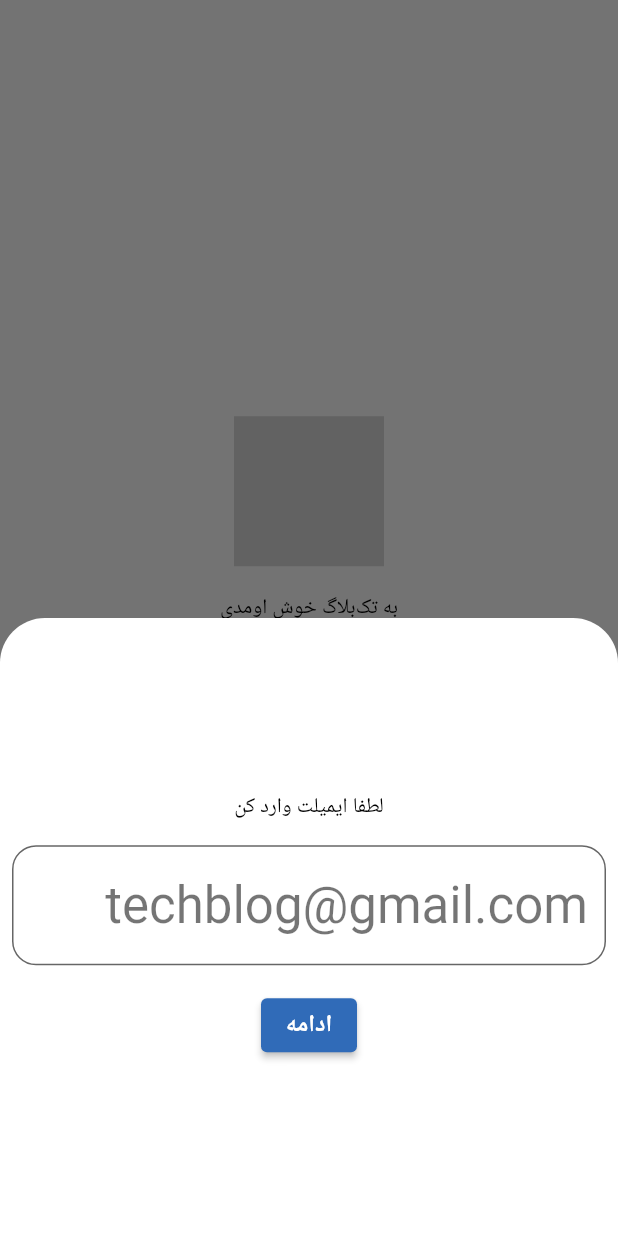
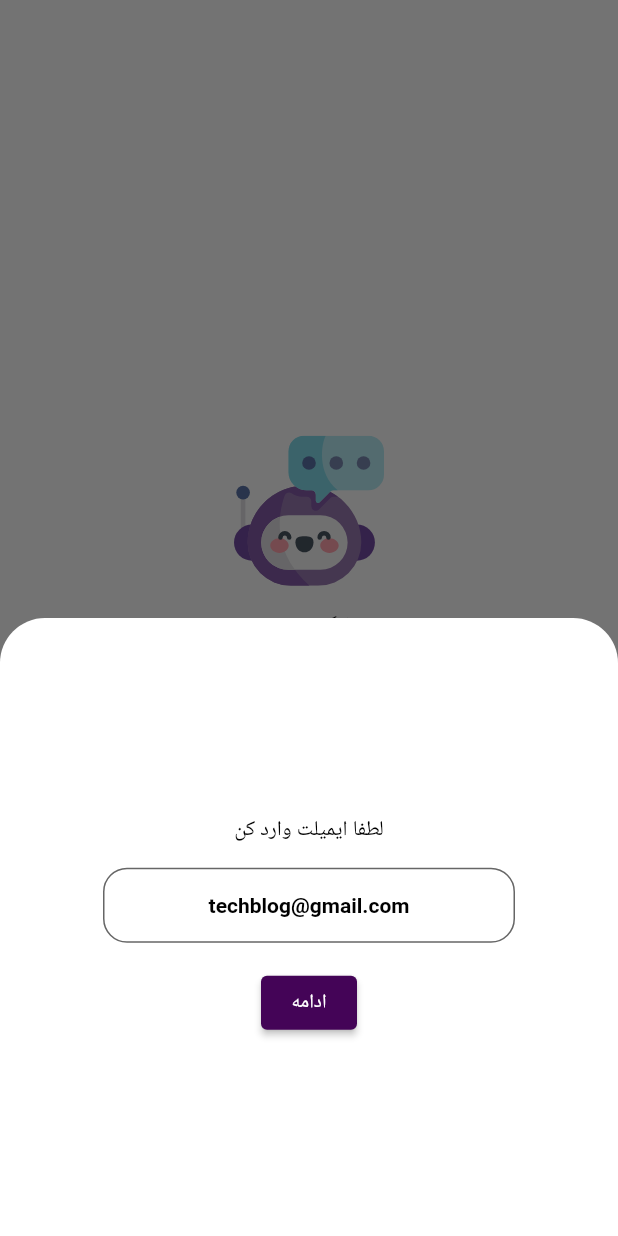
Before and after one commit to zahraaapz/Techblog, a Flutter app: the screen it shows after launch, item 2 of the bottom bar chosen, after a tap on "بزن بریم", on a phone screen of 412 x 824 dp. Run offline on Flutter 3.47's test engine with Material 2 defaults, Android fonts, the phone set to English and light mode, and no system bars; our stand-ins replace cached_network_image, dio, flutter_spinkit, flutter_svg, flutter_widget_from_html, get and 3 more; network calls fail; Roboto replaces fonts that are missing (dana).

Commit message:
tech blog

```diff
--- /dev/null
+++ b/lib/component/storage_const.dart
@@ -0,0 +1,2 @@
+String token='token';
+String userId='userId';
--- a/lib/controller/home_screen_controller.dart
+++ b/lib/controller/home_screen_controller.dart
@@ -36,5 +36,7 @@ class HomeScreenController extends GetxController {
       topPodcast.add(PodcastModel.fromJson(element));
     });
     loading.value = false;
+
+    print(loading.value);
   }
 }
--- a/lib/main.dart
+++ b/lib/main.dart
@@ -2,17 +2,19 @@
 import 'package:flutter/material.dart';
 import 'package:flutter/services.dart';
 import 'package:get/get.dart';
+import 'package:get_storage/get_storage.dart';
 import 'package:tech_blog/component/color.dart';
 import 'package:tech_blog/component/component.dart';
 
 import 'package:tech_blog/view/splashScreen.dart';
 
-void main() {
+void main()async {
   SystemChrome.setSystemUIOverlayStyle(const SystemUiOverlayStyle(
       statusBarIconBrightness: Brightness.dark,
       statusBarColor: Colors.white,
       systemNavigationBarColor: Colors.white,
       systemNavigationBarIconBrightness: Brightness.dark));
+      await GetStorage.init();
 
   runApp(const Main());
 }
--- a/lib/register/register.dart
+++ b/lib/register/register.dart
@@ -3,14 +3,16 @@
 import 'package:flutter/material.dart';
 import 'package:flutter_svg/svg.dart';
 import 'package:get/get.dart';
+import 'package:tech_blog/component/color.dart';
+import 'package:tech_blog/component/component.dart';
 import 'package:tech_blog/controller/registerController.dart';
 import 'package:tech_blog/gen/assets.gen.dart';
 import 'package:tech_blog/component/string.dart';
-import 'package:tech_blog/view/my-cat.dart';
+
 import 'package:validators/validators.dart';
-
+import 'package:tech_blog/view/ExractHomeScreen.dart';
 class Register extends StatelessWidget {
-   RegisterController registerController=Get.put(RegisterController());
+ final  RegisterController registerController=Get.put(RegisterController());
   @override
   Widget build(BuildContext context) {
     var textTheme = Theme.of(context).textTheme;
@@ -19,9 +21,10 @@ class Register extends StatelessWidget {
         padding: const EdgeInsets.all(8.0),
         child: Center(
           child: Column(mainAxisAlignment: MainAxisAlignment.center, children: [
-            SvgPicture.network(
+            SvgPicture.asset(
               Assets.images.techbot.path,
               height: 100,
+              width: 100,
             ),
             Padding(
               padding: const EdgeInsets.all(18.0),
@@ -30,11 +33,18 @@ class Register extends StatelessWidget {
                   text: TextSpan(
                       text: MyString.wellcom, style: textTheme.headlineMedium)),
             ),
-            ElevatedButton(
+            SizedBox(
+              height: 50,
+              child: ElevatedButton(
+                style: ButtonStyle(
+
+
+                  backgroundColor: MaterialStateProperty.all(SolidColor.primary)),
                 onPressed: () {
                   showBottonEmail(context, textTheme);
                 },
-              child: const Text('بزن بریم'),
+                child: Text('بزن بریم',style:textStyle.displayLarge,),
+              ),
             )
           ]),
         ),
@@ -70,19 +80,24 @@ class Register extends StatelessWidget {
                     ),
                     Padding(
                       padding: const EdgeInsets.all(8.0),
-                      child: TextField(
+                      child: SizedBox(
+                        height: 50,
+                        width: Get.width/1.5,
+                        child: TextField(textAlign: TextAlign.center,
                           controller: registerController.emailTextEditingController,
                           onChanged: (value) {
                             print(value + 'is email' + isEmail(value).toString());
                           },
-                        decoration: const InputDecoration(
-                          hintText: 'techblog@gmail.com',
+                          decoration:  InputDecoration(
+                            hintText: 'techblog@gmail.com',hintStyle: textStyle.headlineLarge
+                          ),
                         ),
                       ),
                     ),
                     Padding(
                       padding: const EdgeInsets.all(8.0),
                       child: ElevatedButton(
+                        style: ButtonStyle(backgroundColor: MaterialStateProperty.all(SolidColor.primary)),
                           onPressed: (() {
                             registerController.register();
                             Navigator.pop(context);
@@ -91,7 +106,7 @@ class Register extends StatelessWidget {
                           }),
                           child: Text(
                             'ادامه',
-                            style: textTheme.displayMedium,
+                            style: textStyle.displayLarge,
                           )),
                     )
                   ]),
@@ -123,31 +138,41 @@ class Register extends StatelessWidget {
                       padding: const EdgeInsets.all(8.0),
                       child: Text(
                         'کد را وارد کنید',
-                        style: textTheme.headlineMedium,
+                        style: textStyle.headlineLarge,
                       ),
                     ),
-                    const Padding(
-                      padding: EdgeInsets.all(8.0),
-                      child: TextField(
+
+                    Padding(
+                      padding: const EdgeInsets.all(8.0),
+                      child: SizedBox(
+                        height: 50,
+                        width: Get.width/1.5,
+                        child: const TextField(textAlign: TextAlign.center,
                           decoration: InputDecoration(
                             hintText: '******',
                           ),
                         ),
                       ),
+                    ),
                     Padding(
                       padding: const EdgeInsets.all(8.0),
+                      child: SizedBox(
+                        height: 50,
                         child: ElevatedButton(
+                          style: ButtonStyle(backgroundColor: MaterialStateProperty.all(SolidColor.primary)),
                             onPressed: (() {
                               registerController.verify();
                               // Navigator.of(context).pushReplacement(
                               //     MaterialPageRoute(builder: ((context) {
                               //   return const MyCats();
                               // })));
+                         Get.to(() => MainScreen());
                             }),
                             child: Text(
                               'ادامه',
-                            style: textTheme.displayMedium,
+                              style: textStyle.displayLarge,
                             )),
+                      ),
                     )
                   ]),
             ),
--- a/lib/view/ExractHomeScreen.dart
+++ b/lib/view/ExractHomeScreen.dart
@@ -34,7 +34,8 @@ class MainScreen extends StatelessWidget {
 
     return SafeArea(
 
-      child: Scaffold(
+      child:
+       Scaffold(
           key: _key,
             drawer: Drawer(
               backgroundColor: Colors.white,
@@ -137,6 +138,7 @@ class MainScreen extends StatelessWidget {
                 },
               )
             ])),
+
     );
   }
 }
--- a/pubspec.yaml
+++ b/pubspec.yaml
@@ -45,6 +45,7 @@ dependencies:
   dio: ^5.1.1
   cached_network_image: ^3.2.3
   flutter_widget_from_html: ^0.9.1
+  get_storage: ^2.1.1
 
 
 
```
Also changed, not shown: lib/controller/registerController.dart (+21 -0 lines), pubspec.lock. Lines whose indentation alone changed are shown as unchanged.
